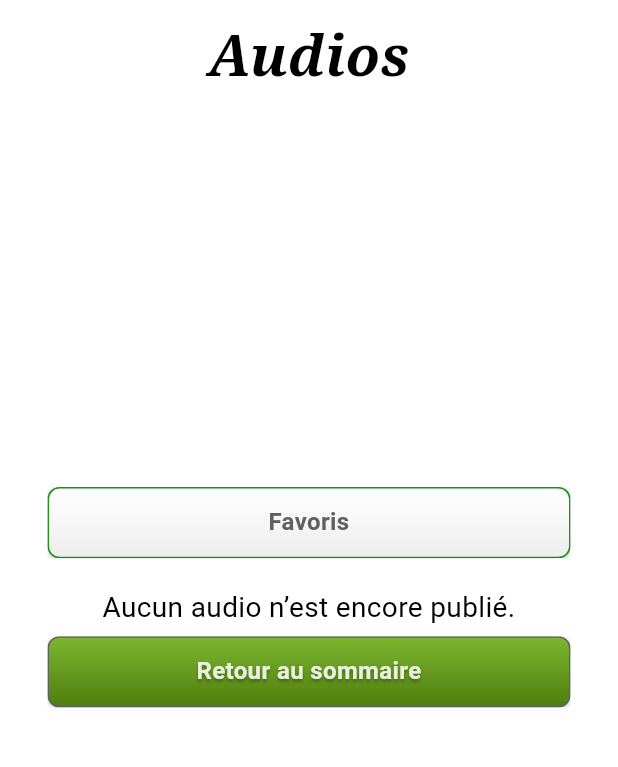
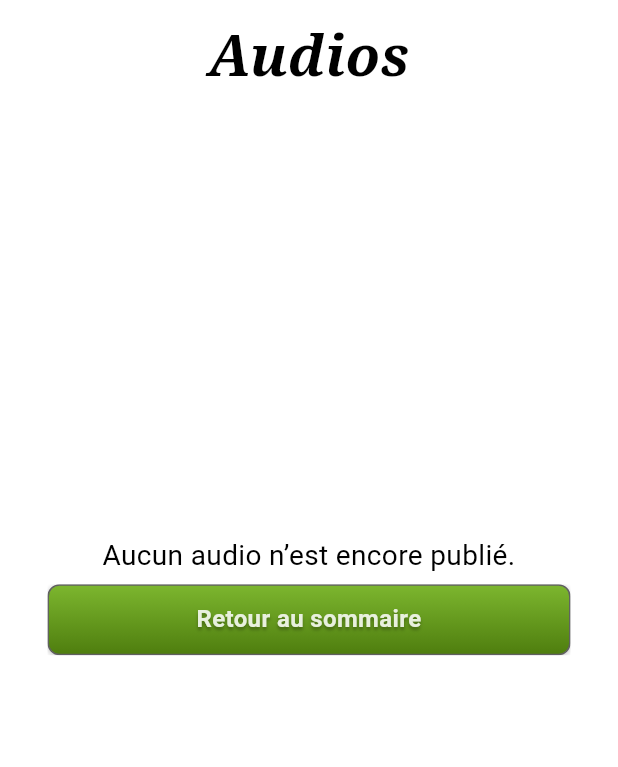
Before and after one commit to alyalydinho-wq/perles-divines, a Flutter app: the AudioLibraryScreen widget shown alone on an empty page, opened directly, on a phone screen of 412 x 824 dp, the part 133-900 px from its top. Run offline on Flutter 3.47's test engine with Material 3 defaults, Android fonts, the phone set to English and light mode, and no system bars; our stand-ins replace audio_service, drift, drift_flutter, flutter_riverpod, go_router, just_audio and 2 more; missing offline and left inert: audio_session, background_downloader, webview_flutter_android, webview_flutter_wkwebview; accounts and stored records are empty; generated files the repository leaves out were written again; Roboto replaces fonts that are missing (Lucida Grande).

Commit message:
Retirer Favoris de la liste Audio : cette entrée reste uniquement dans le sommaire.
Co-authored-by: Cursor <cursoragent@cursor.com>

```diff
--- a/apps/mobile/lib/features/catalog/audio_library_screen.dart
+++ b/apps/mobile/lib/features/catalog/audio_library_screen.dart
@@ -42,12 +42,6 @@ class AudioLibraryScreen extends StatelessWidget {
         const SiteGap(height: 12),
       ],
       children: [
-        SiteButton(
-          key: const Key('favoris-section'),
-          label: 'Favoris',
-          onTap: () => context.push('/favoris'),
-        ),
-        const SiteGap(),
         if (shelves.isEmpty)
           const SiteBlackText('Aucun audio n’est encore publié.')
         else
```
Also changed, not shown: 1 other file.
